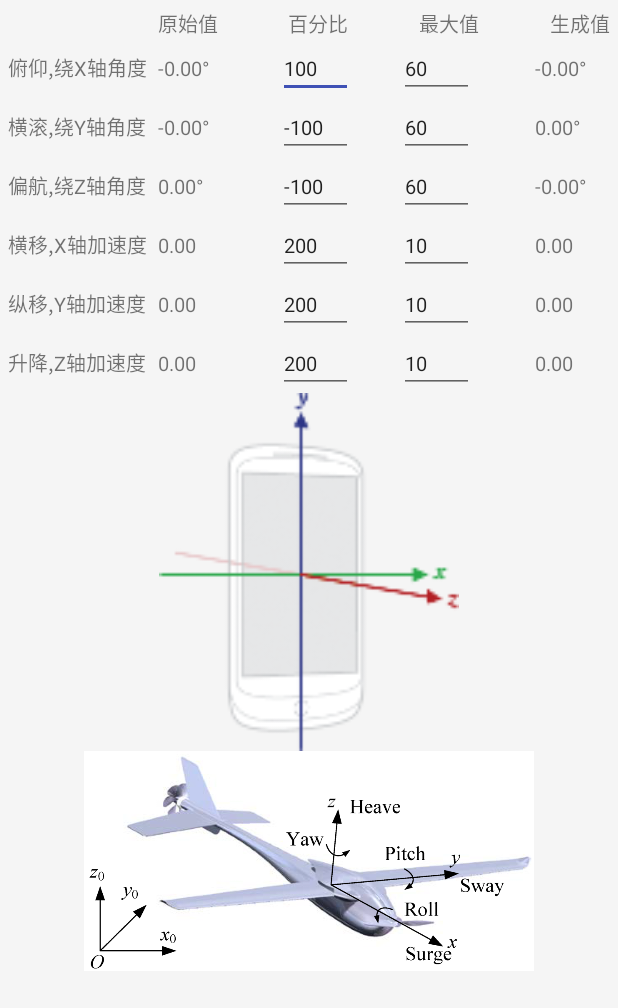
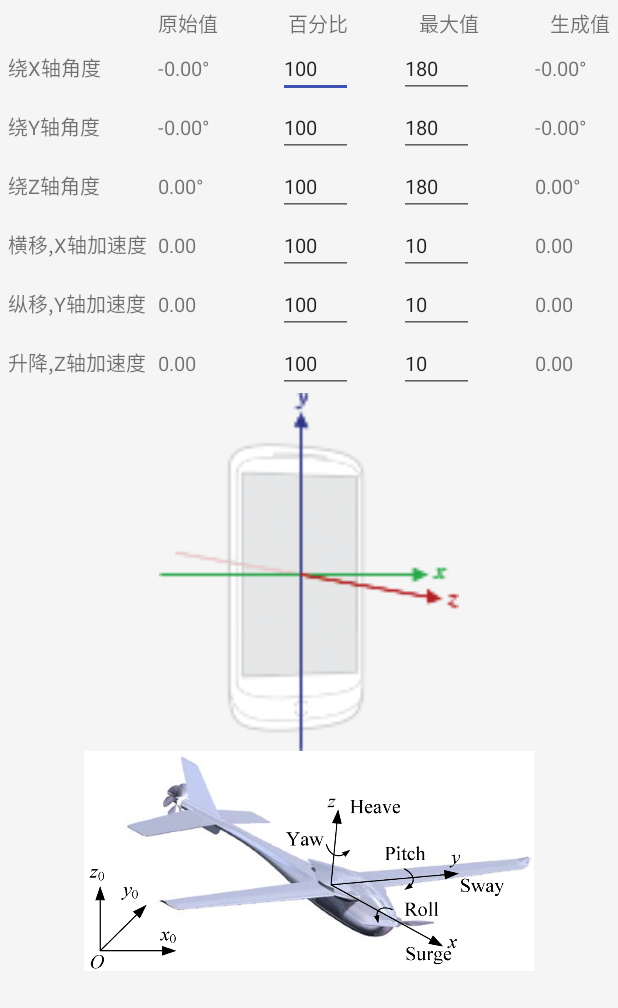
Before and after one commit to yadiq/AndroidSensor, an Android app: the screen it shows after launch (MainActivity), on a phone screen of 412 x 824 dp. Shown: the top 1008 px of the screen. Run offline under Robolectric (Android 15) with nearby library versions, the phone set to English and light mode, and no system bars; libraries missing offline, so code that uses them is left out: me.jessyan.autosize; 1 statement that could not run was skipped.

Commit message:
1.修改UI

```diff
--- a/app/src/main/java/com/hqumath/demo/ui/main/MainActivity.java
+++ b/app/src/main/java/com/hqumath/demo/ui/main/MainActivity.java
@@ -109,14 +109,14 @@ public class MainActivity extends BaseActivity {
 
         //读取数据
         binding.edtPitchPercent.setText(sp.getInt(Constant.PitchPercent, 100) + "");
-        binding.edtRollPercent.setText(sp.getInt(Constant.RollPercent, -100) + "");
-        binding.edtYawPercent.setText(sp.getInt(Constant.YawPercent, -100) + "");
-        binding.edtSwayPercent.setText(sp.getInt(Constant.SwayPercent, 200) + "");
-        binding.edtSurgePercent.setText(sp.getInt(Constant.SurgePercent, 200) + "");
-        binding.edtHeavePercent.setText(sp.getInt(Constant.HeavePercent, 200) + "");
-        binding.edtPitchMax.setText(sp.getInt(Constant.PitchMax, 60) + "");
-        binding.edtRollMax.setText(sp.getInt(Constant.RollMax, 60) + "");
-        binding.edtYawMax.setText(sp.getInt(Constant.YawMax, 60) + "");
+        binding.edtRollPercent.setText(sp.getInt(Constant.RollPercent, 100) + "");
+        binding.edtYawPercent.setText(sp.getInt(Constant.YawPercent, 100) + "");
+        binding.edtSwayPercent.setText(sp.getInt(Constant.SwayPercent, 100) + "");
+        binding.edtSurgePercent.setText(sp.getInt(Constant.SurgePercent, 100) + "");
+        binding.edtHeavePercent.setText(sp.getInt(Constant.HeavePercent, 100) + "");
+        binding.edtPitchMax.setText(sp.getInt(Constant.PitchMax, 180) + "");
+        binding.edtRollMax.setText(sp.getInt(Constant.RollMax, 180) + "");
+        binding.edtYawMax.setText(sp.getInt(Constant.YawMax, 180) + "");
         binding.edtSwayMax.setText(sp.getInt(Constant.SwayMax, 10) + "");
         binding.edtSurgeMax.setText(sp.getInt(Constant.SurgeMax, 10) + "");
         binding.edtHeaveMax.setText(sp.getInt(Constant.HeaveMax, 10) + "");
--- a/app/src/main/res/layout/activity_main.xml
+++ b/app/src/main/res/layout/activity_main.xml
@@ -59,7 +59,7 @@
         <TextView
             android:layout_width="100dp"
             android:layout_height="wrap_content"
-            android:text="俯仰,绕X轴角度"
+            android:text="绕X轴角度"
             android:textSize="13sp" />
 
         <TextView
@@ -117,7 +117,7 @@
         <TextView
             android:layout_width="100dp"
             android:layout_height="wrap_content"
-            android:text="横滚,绕Y轴角度"
+            android:text="绕Y轴角度"
             android:textSize="13sp" />
 
         <TextView
@@ -175,7 +175,7 @@
         <TextView
             android:layout_width="100dp"
             android:layout_height="wrap_content"
-            android:text="偏航,绕Z轴角度"
+            android:text="绕Z轴角度"
             android:textSize="13sp" />
 
         <TextView
--- a/app/src/main/res/values/strings.xml
+++ b/app/src/main/res/values/strings.xml
@@ -1,5 +1,5 @@
 <resources>
-    <string name="app_name">六轴座椅工具</string>
+    <string name="app_name">Android传感器</string>
 
     <!--登录界面-->
     <string name="user_name">用户名</string>
```
Also changed, not shown: app/src/main/res/mipmap-xxhdpi/ic_launcher.png.
